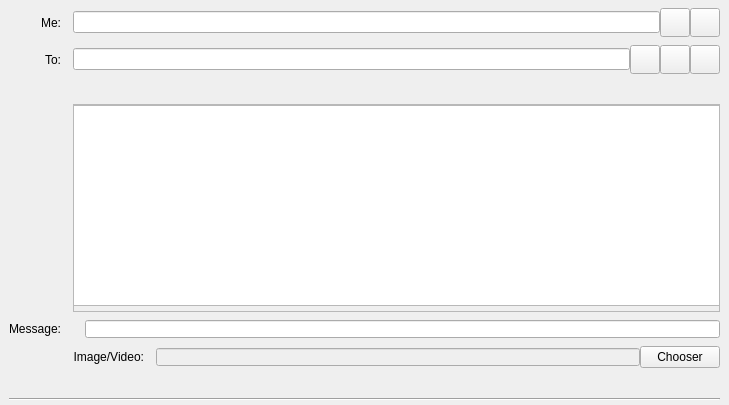
mceme/ImageCoin, file src/qt/forms/chatentry.ui: the form before one commit.
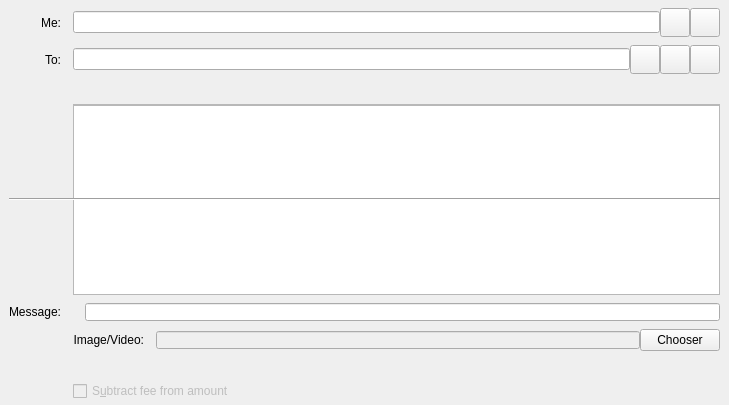
The form after the commit. Custom widgets are drawn as their Qt base class.

Patch:
```diff
--- a/src/qt/forms/chatentry.ui
+++ b/src/qt/forms/chatentry.ui
@@ -39,70 +39,6 @@
     <property name="verticalSpacing">
      <number>8</number>
     </property>
-    <item row="15" column="0" colspan="2">
-     <widget class="Line" name="line">
-      <property name="orientation">
-       <enum>Qt::Horizontal</enum>
-      </property>
-     </widget>
-    </item>
-    <item row="14" column="0">
-     <widget class="QLabel" name="messageLabel">
-      <property name="text">
-       <string/>
-      </property>
-      <property name="alignment">
-       <set>Qt::AlignRight|Qt::AlignTrailing|Qt::AlignVCenter</set>
-      </property>
-     </widget>
-    </item>
-    <item row="14" column="1">
-     <widget class="QLabel" name="messageTextLabel">
-      <property name="toolTip">
-       <string>A message that was attached to the dash: URI which will be stored with the transaction for your reference. Note: This message will not be sent over the Dash network.</string>
-      </property>
-      <property name="textFormat">
-       <enum>Qt::PlainText</enum>
-      </property>
-     </widget>
-    </item>
-    <item row="13" column="1">
-     <layout class="QHBoxLayout" name="horizontalLayout">
-      <property name="spacing">
-       <number>0</number>
-      </property>
-      <property name="leftMargin">
-       <number>0</number>
-      </property>
-      <item>
-       <widget class="QLabel" name="Imagelabel">
-        <property name="text">
-         <string>Image/Video:</string>
-        </property>
-        <property name="alignment">
-         <set>Qt::AlignRight|Qt::AlignTrailing|Qt::AlignVCenter</set>
-        </property>
-       </widget>
-      </item>
-      <item>
-       <widget class="QLineEdit" name="FileNamesTxt">
-        <property name="enabled">
-         <bool>false</bool>
-        </property>
-        <property name="styleSheet">
-         <string notr="true">margin-left:12px</string>
-        </property>
-       </widget>
-      </item>
-      <item>
-       <widget class="QPushButton" name="chooserButton">
-        <property name="text">
-         <string>Chooser</string>
-        </property>
-       </widget>
-      </item>
-     </layout>
-    </item>
     <item row="10" column="1">
      <layout class="QHBoxLayout" name="horizontalLayoutAmount" stretch="0">
       <item>
@@ -116,7 +52,7 @@
            <x>0</x>
            <y>0</y>
            <width>649</width>
-           <height>199</height>
+           <height>183</height>
           </rect>
          </property>
          <widget class="QTableView" name="chattableView">
@@ -147,7 +83,7 @@
       </property>
      </widget>
     </item>
-    <item row="11" column="1">
+    <item row="12" column="1">
      <layout class="QHBoxLayout" name="horizontalLayout_3">
       <property name="spacing">
        <number>0</number>
@@ -173,6 +109,19 @@
       </item>
      </layout>
     </item>
+    <item row="12" column="0">
+     <widget class="QLabel" name="Labelimgbase64">
+      <property name="text">
+       <string>Message:</string>
+      </property>
+      <property name="alignment">
+       <set>Qt::AlignRight|Qt::AlignTrailing|Qt::AlignVCenter</set>
+      </property>
+      <property name="buddy">
+       <cstring>Imgbase64Edit</cstring>
+      </property>
+     </widget>
+    </item>
     <item row="1" column="1">
      <layout class="QHBoxLayout" name="chatToLayout">
       <property name="spacing">
@@ -241,19 +190,6 @@
       </item>
      </layout>
     </item>
-    <item row="11" column="0">
-     <widget class="QLabel" name="Labelimgbase64">
-      <property name="text">
-       <string>Message:</string>
-      </property>
-      <property name="alignment">
-       <set>Qt::AlignRight|Qt::AlignTrailing|Qt::AlignVCenter</set>
-      </property>
-      <property name="buddy">
-       <cstring>Imgbase64Edit</cstring>
-      </property>
-     </widget>
-    </item>
     <item row="0" column="1">
      <layout class="QHBoxLayout" name="horizontalLayout_2">
       <property name="spacing">
@@ -314,6 +250,100 @@
       </property>
      </widget>
     </item>
+    <item row="15" column="0">
+     <widget class="QLabel" name="messageLabel">
+      <property name="text">
+       <string/>
+      </property>
+      <property name="alignment">
+       <set>Qt::AlignRight|Qt::AlignTrailing|Qt::AlignVCenter</set>
+      </property>
+     </widget>
+    </item>
+    <item row="10" column="0" colspan="2">
+     <widget class="Line" name="line">
+      <property name="orientation">
+       <enum>Qt::Horizontal</enum>
+      </property>
+     </widget>
+    </item>
+    <item row="15" column="1">
+     <widget class="QLabel" name="messageTextLabel">
+      <property name="toolTip">
+       <string>A message that was attached to the dash: URI which will be stored with the transaction for your reference. Note: This message will not be sent over the Dash network.</string>
+      </property>
+      <property name="textFormat">
+       <enum>Qt::PlainText</enum>
+      </property>
+     </widget>
+    </item>
+    <item row="14" column="1">
+     <layout class="QHBoxLayout" name="horizontalLayout">
+      <property name="spacing">
+       <number>0</number>
+      </property>
+      <property name="leftMargin">
+       <number>0</number>
+      </property>
+      <item>
+       <widget class="QLabel" name="Imagelabel">
+        <property name="text">
+         <string>Image/Video:</string>
+        </property>
+        <property name="alignment">
+         <set>Qt::AlignRight|Qt::AlignTrailing|Qt::AlignVCenter</set>
+        </property>
+       </widget>
+      </item>
+      <item>
+       <widget class="QLineEdit" name="FileNamesTxt">
+        <property name="enabled">
+         <bool>false</bool>
+        </property>
+        <property name="styleSheet">
+         <string notr="true">margin-left:12px</string>
+        </property>
+       </widget>
+      </item>
+      <item>
+       <widget class="QPushButton" name="chooserButton">
+        <property name="text">
+         <string>Chooser</string>
+        </property>
+       </widget>
+      </item>
+     </layout>
+    </item>
+    <item row="16" column="1">
+     <layout class="QHBoxLayout" name="horizontalLayoutAmount" stretch="0,1">
+      <item>
+       <widget class="BitcoinAmountField" name="payAmount" native="true">
+        <property name="enabled">
+         <bool>false</bool>
+        </property>
+        <property name="visibled">
+         <bool>false</bool>
+        </property>
+       </widget>
+      </item>
+      <item>
+       <widget class="QCheckBox" name="checkboxSubtractFeeFromAmount">
+        <property name="enabled">
+         <bool>false</bool>
+        </property>
+        <property name="visibled">
+         <bool>false</bool>
+        </property>
+        <property name="toolTip">
+         <string>The fee will be deducted from the amount being sent. The recipient will receive a lower amount of Dash than you enter in the amount field. If multiple recipients are selected, the fee is split equally.</string>
+        </property>
+        <property name="text">
+         <string>S&amp;ubtract fee from amount</string>
+        </property>
+       </widget>
+      </item>
+     </layout>
+    </item>
    </layout>
   </widget>
   <widget class="QFrame" name="SendCoins_UnauthenticatedPaymentRequest">
```
